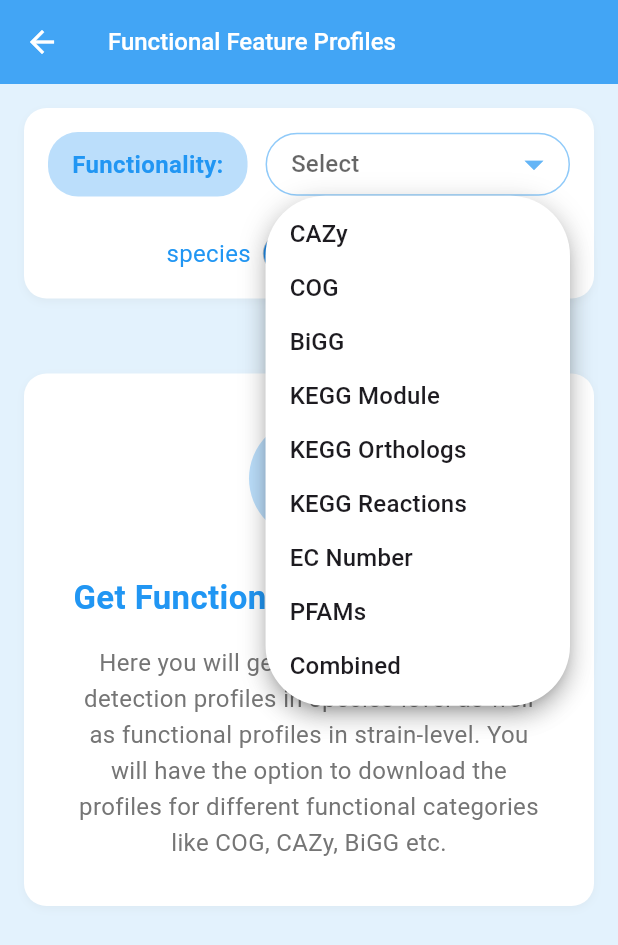
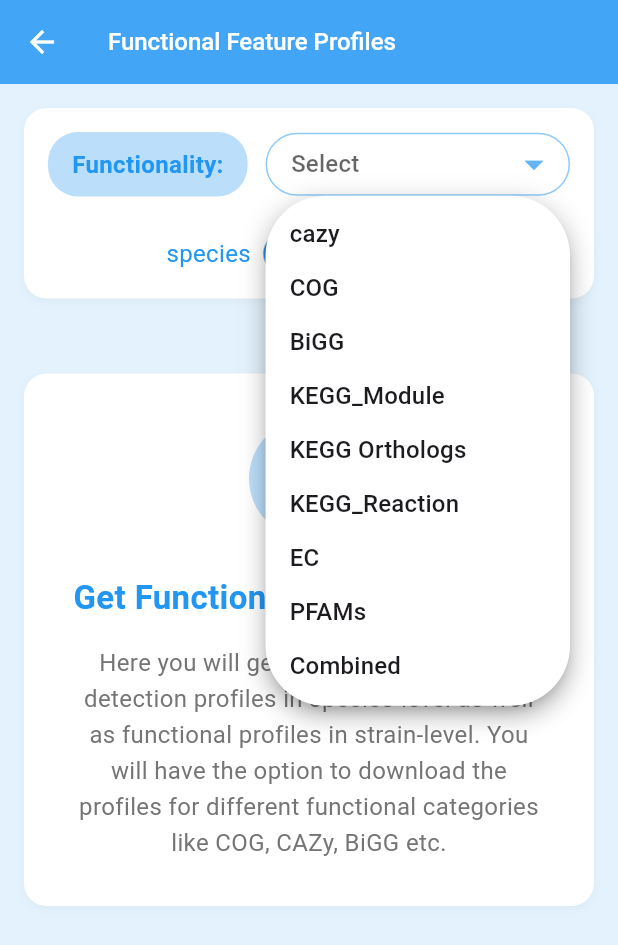
Before and after one commit to nacool11/metaqr_app, a Flutter app: the FeatureProfilesPage screen opened by its route, after a tap on "Select", on a phone screen of 412 x 824 dp. Shown: the top 945 px of the screen. Run offline on Flutter 3.47's test engine with Material 3 defaults, Android fonts, the phone set to English and light mode, and no system bars; drawn by our look-alikes of dropdown_button2; our stand-ins replace csv, dio, pretty_dio_logger; missing offline and left inert: mobile_scanner.

Commit message:
fix: values

```diff
--- a/lib/feature_profiles_page.dart
+++ b/lib/feature_profiles_page.dart
@@ -18,13 +18,13 @@ class _FeatureProfilesPageState extends State<FeatureProfilesPage> {
 
   // Functionality options based on the provided list
   final List<String> _functionalityOptions = [
-    'CAZy',
+    'cazy',
     'COG',
     'BiGG',
-    'KEGG Module',
+    'KEGG_Module',
     'KEGG Orthologs',
-    'KEGG Reactions',
-    'EC Number',
+    'KEGG_Reaction',
+    'EC',
     'PFAMs',
     'Combined',
   ];
```
